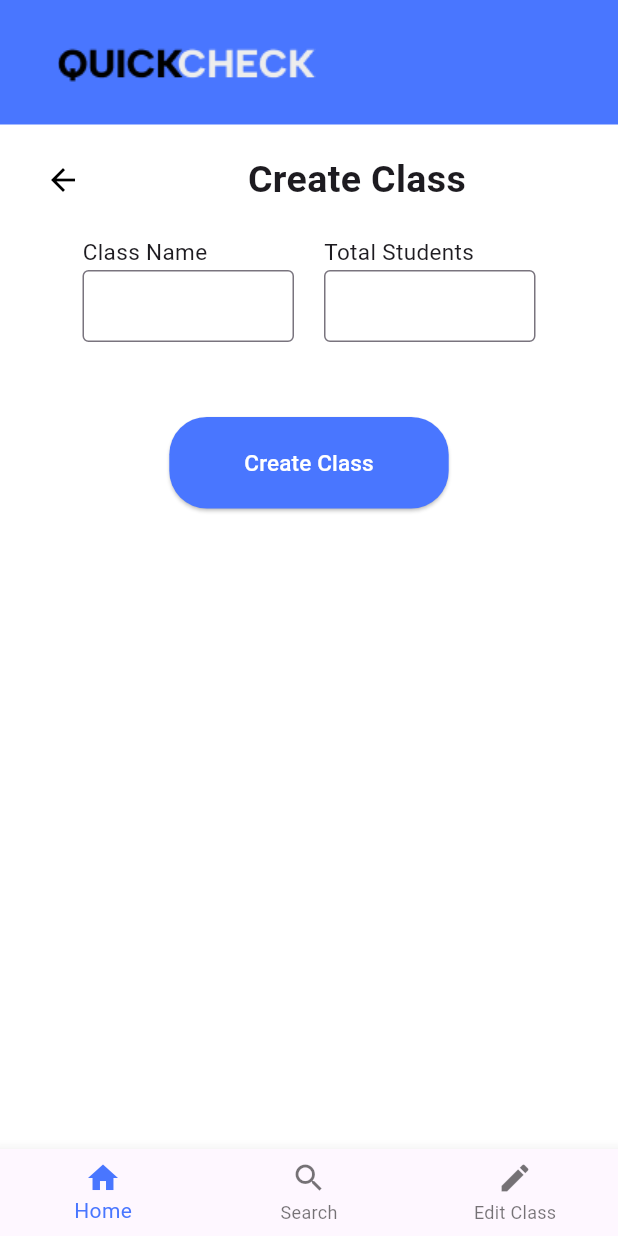
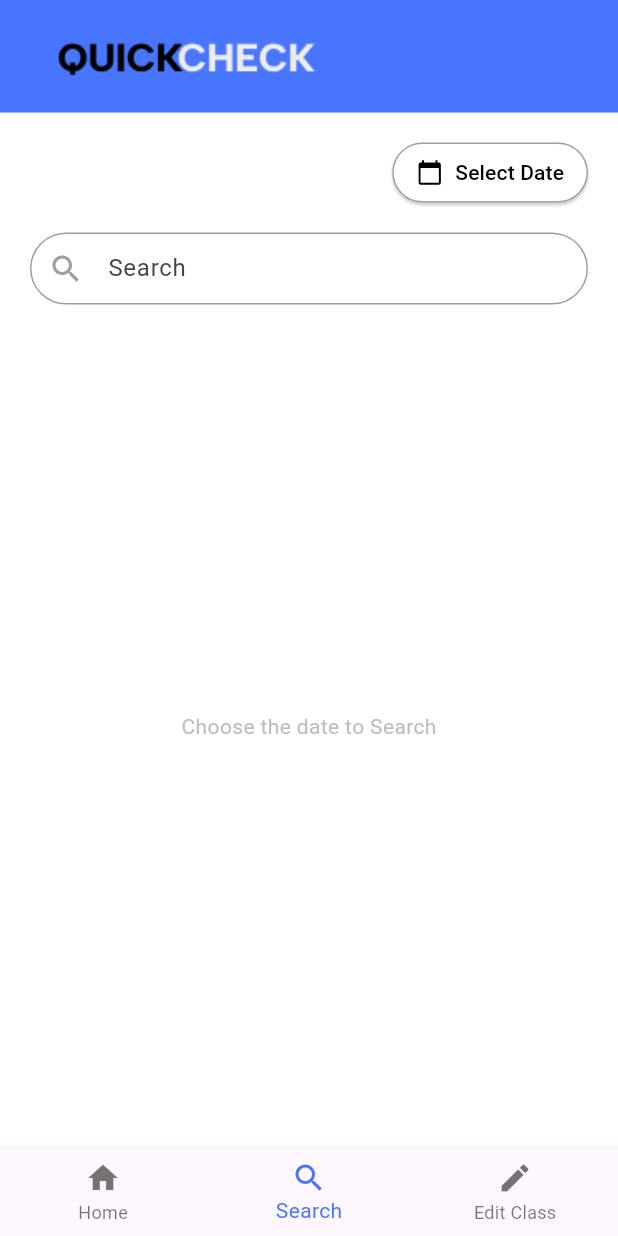
Before and after one commit to chessman-coder/quick-check, a Flutter app: the screen it shows after launch, on a phone screen of 412 x 824 dp. Run offline on Flutter 3.47's test engine with Material 3 defaults, Android fonts, the phone set to English and light mode, and no system bars.

Commit message:
search screen

```diff
--- a/lib/main.dart
+++ b/lib/main.dart
@@ -2,7 +2,8 @@ import 'package:flutter/material.dart';
 //import 'package:flutter_project/ui/attendance_tracker/home/class_list.dart';
 // import 'package:flutter_project/ui/attendance_tracker/home/main_home.dart';
 // import 'package:flutter_project/ui/attendance_tracker/welcome.dart';
-import 'package:flutter_project/ui/home/create_class.dart';
+//import 'package:flutter_project/ui/home/create_class.dart';
+import 'package:flutter_project/ui/search screen/search_screen1.dart';
 
 void main() {
   runApp(const MyApp());
@@ -20,7 +21,8 @@ class MyApp extends StatelessWidget {
         scaffoldBackgroundColor: const Color.fromARGB(255, 255, 255, 255),
       ),
       //home: const Home(),
-      home: const CreateClass(),
+      //home: const CreateClass(),
+      home: const SearchScreen(),
       //home: const ClassList(),
     );
   }
--- a/lib/ui/search screen/search_screen1.dart
+++ b/lib/ui/search screen/search_screen1.dart
@@ -0,0 +1,130 @@
+import 'package:flutter/material.dart';
+
+class SearchScreen extends StatefulWidget {
+  const SearchScreen({super.key});
+
+  @override
+  State<SearchScreen> createState() => _SearchScreenState();
+}
+
+class _SearchScreenState extends State<SearchScreen> {
+  final TextEditingController searchController = TextEditingController();
+  DateTime? selectedDate;
+
+  @override
+  Widget build(BuildContext context) {
+    final screenWidth = MediaQuery.of(context).size.width;
+
+    return Scaffold(
+      backgroundColor: Colors.white,
+      body: Column(
+        children: [
+          // Blue header with logo
+          Container(
+            width: double.infinity,
+            padding: const EdgeInsets.symmetric(vertical: 20, horizontal: 24),
+            color: const Color(0xFF4976FF),
+            child: SafeArea(
+              child: Align(
+                alignment: Alignment.centerLeft,
+                child: Image.asset('assets/quickcheck1.png', height: 35),
+              ),
+            ),
+          ),
+
+          // Select Date button
+          Padding(
+            padding: const EdgeInsets.symmetric(horizontal: 20, vertical: 16),
+            child: Row(
+              mainAxisAlignment: MainAxisAlignment.end,
+              children: [
+                ElevatedButton.icon(
+                  onPressed: () {
+                    _selectDate(context);
+                  },
+                  icon: const Icon(Icons.calendar_today, size: 18),
+                  label: const Text('Select Date'),
+                  style: ElevatedButton.styleFrom(
+                    backgroundColor: Colors.white,
+                    foregroundColor: Colors.black,
+                    side: const BorderSide(color: Colors.grey),
+                    padding: const EdgeInsets.symmetric(
+                      horizontal: 16,
+                      vertical: 10,
+                    ),
+                  ),
+                ),
+              ],
+            ),
+          ),
+
+          // Search field
+          Padding(
+            padding: const EdgeInsets.symmetric(horizontal: 20),
+            child: TextField(
+              controller: searchController,
+              decoration: InputDecoration(
+                hintText: 'Search',
+                prefixIcon: const Icon(Icons.search, color: Colors.grey),
+                border: OutlineInputBorder(
+                  borderRadius: BorderRadius.circular(25),
+                  borderSide: const BorderSide(color: Colors.grey),
+                ),
+                enabledBorder: OutlineInputBorder(
+                  borderRadius: BorderRadius.circular(25),
+                  borderSide: const BorderSide(color: Colors.grey),
+                ),
+                contentPadding: const EdgeInsets.symmetric(
+                  horizontal: 16,
+                  vertical: 12,
+                ),
+              ),
+            ),
+          ),
+
+          // Empty state message
+          Expanded(
+            child: Center(
+              child: Text(
+                'Choose the date to Search',
+                style: TextStyle(fontSize: 14, color: Colors.grey[400]),
+              ),
+            ),
+          ),
+        ],
+      ),
+
+      // Bottom Navigation
+      bottomNavigationBar: BottomNavigationBar(
+        currentIndex: 1, // Highlight Search tab
+        selectedItemColor: const Color(0xFF4976FF),
+        items: const [
+          BottomNavigationBarItem(icon: Icon(Icons.home), label: 'Home'),
+          BottomNavigationBarItem(icon: Icon(Icons.search), label: 'Search'),
+          BottomNavigationBarItem(icon: Icon(Icons.edit), label: 'Edit Class'),
+        ],
+      ),
+    );
+  }
+
+  // Date picker function
+  Future<void> _selectDate(BuildContext context) async {
+    final DateTime? picked = await showDatePicker(
+      context: context,
+      initialDate: selectedDate ?? DateTime.now(),
+      firstDate: DateTime(2020),
+      lastDate: DateTime.now(),
+    );
+    if (picked != null && picked != selectedDate) {
+      setState(() {
+        selectedDate = picked;
+      });
+    }
+  }
+
+  @override
+  void dispose() {
+    searchController.dispose();
+    super.dispose();
+  }
+}
```
